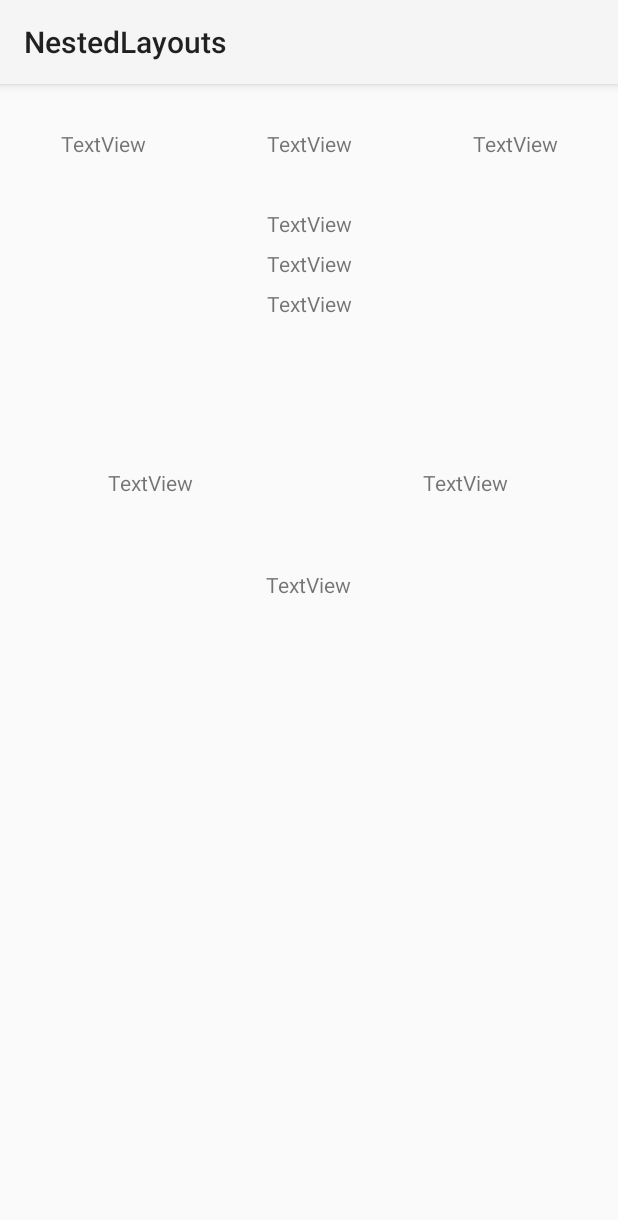
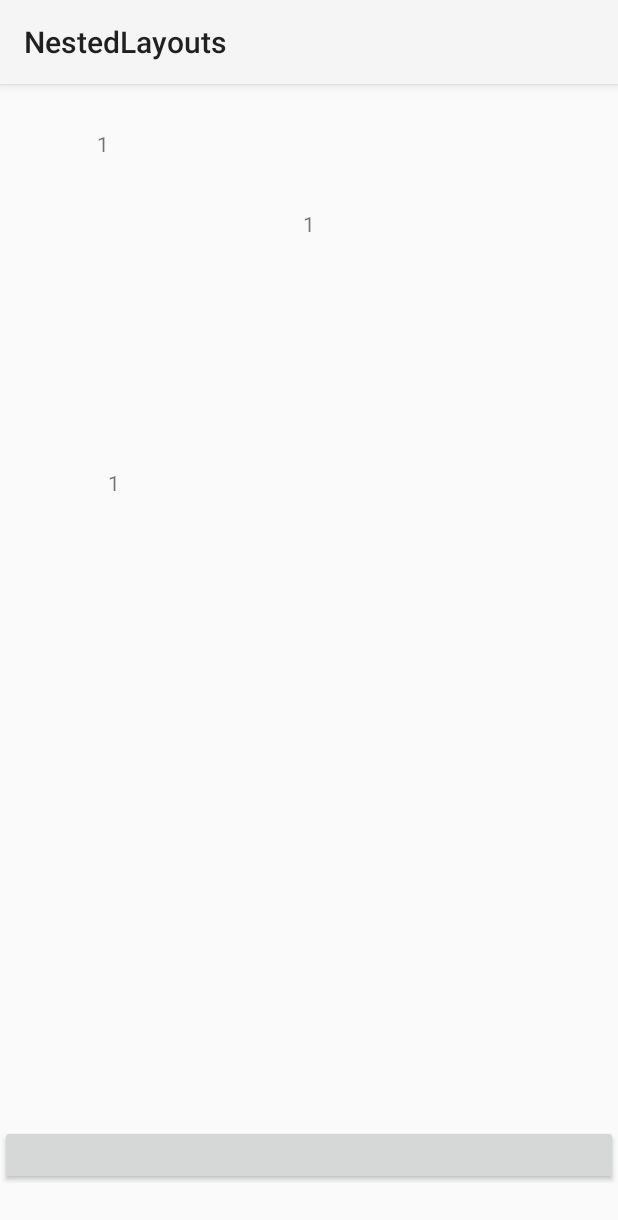
Before and after one commit to Risonna/Android-Development, an Android app: the screen it shows after launch (MainActivity), on a phone screen of 412 x 824 dp. Shown: the top 1220 px of the screen. Run offline under Robolectric (Android 15) with nearby library versions, the phone set to English and light mode, and no system bars.

Commit message:
Lab3, task2 Completed
Task1 was overwritten since task2 is just continuation of task1

```diff
--- a/NestedLayouts/app/src/main/java/com/example/nestedlayouts/MainActivity.kt
+++ b/NestedLayouts/app/src/main/java/com/example/nestedlayouts/MainActivity.kt
@@ -2,10 +2,77 @@ package com.example.nestedlayouts
 
 import androidx.appcompat.app.AppCompatActivity
 import android.os.Bundle
+import android.widget.Button
+import android.widget.TextView
 
 class MainActivity : AppCompatActivity() {
     override fun onCreate(savedInstanceState: Bundle?) {
         super.onCreate(savedInstanceState)
         setContentView(R.layout.activity_main)
+
+        var textView1: TextView = findViewById(R.id.Textview1L1);
+        var textView2: TextView = findViewById(R.id.Textview1L2);
+        var textView3: TextView = findViewById(R.id.textView1C1);
+        var textView4: TextView = findViewById(R.id.Textview2L1);
+        var textView5: TextView = findViewById(R.id.Textview2L2);
+        var textView6: TextView = findViewById(R.id.textView2C1);
+        var textView7: TextView = findViewById(R.id.Textview3L1);
+        var textView8: TextView = findViewById(R.id.Textview3L2);
+        var textView9: TextView = findViewById(R.id.textView3C1);
+
+        var b_: Int = 1
+        var i_: Int = 2
+
+        var rollButton: Button = findViewById(R.id.MainButton);
+        rollButton.setOnClickListener{
+            if (b_ == 1){
+                textView1.text = ""
+                textView2.text = ""
+                textView3.text = ""
+
+                textView4.text = i_.toString()
+                textView5.text = i_.toString()
+                textView6.text = i_.toString()
+
+                textView7.text = ""
+                textView8.text = ""
+                textView9.text = ""
+                b_ = 2
+            }
+            else{
+                if (b_==2){
+                    textView1.text = ""
+                    textView2.text = ""
+                    textView3.text = ""
+
+                    textView4.text = ""
+                    textView5.text = ""
+                    textView6.text = ""
+
+                    textView7.text = i_.toString()
+                    textView8.text = i_.toString()
+                    textView9.text = i_.toString()
+                    b_ = 3
+                }
+                else{
+                    if(b_==3){
+                        textView1.text = i_.toString()
+                        textView2.text = i_.toString()
+                        textView3.text = i_.toString()
+
+                        textView4.text = ""
+                        textView5.text = ""
+                        textView6.text = ""
+
+                        textView7.text = ""
+                        textView8.text = ""
+                        textView9.text = ""
+                        b_ = 1
+                    }
+                }
+            }
+            i_ += +1
+        }
     }
+
 }
--- a/NestedLayouts/app/src/main/res/layout/activity_main.xml
+++ b/NestedLayouts/app/src/main/res/layout/activity_main.xml
@@ -2,8 +2,8 @@
 <LinearLayout xmlns:android="http://schemas.android.com/apk/res/android"
     xmlns:app="http://schemas.android.com/apk/res-auto"
     xmlns:tools="http://schemas.android.com/tools"
-    android:layout_width="match_parent"
-    android:layout_height="match_parent"
+    android:layout_width="fill_parent"
+    android:layout_height="fill_parent"
     tools:context=".MainActivity"
     android:orientation="vertical">
 
@@ -14,32 +14,32 @@
         android:orientation="horizontal">
 
         <TextView
-            android:id="@+id/Textview1"
+            android:id="@+id/Textview1L1"
             android:layout_width="match_parent"
             android:layout_height="match_parent"
             android:layout_weight="1"
             android:gravity="center"
-            android:text="TextView">
+            android:text="@string/textview">
 
         </TextView>
 
         <TextView
-            android:id="@+id/Textview2"
+            android:id="@+id/Textview2L1"
             android:layout_width="match_parent"
             android:layout_height="match_parent"
             android:layout_weight="1"
             android:gravity="center"
-            android:text="TextView">
+>
 
         </TextView>
 
         <TextView
-            android:id="@+id/Textview3"
+            android:id="@+id/Textview3L1"
             android:layout_width="match_parent"
             android:layout_height="match_parent"
             android:layout_weight="1"
             android:gravity="center"
-            android:text="TextView">
+>
 
         </TextView>
     </LinearLayout>
@@ -51,69 +51,82 @@
         android:orientation="vertical">
 
         <TextView
+            android:id="@+id/Textview1L2"
             android:layout_width="match_parent"
             android:layout_height="match_parent"
             android:layout_weight="1"
             android:gravity="center"
-            android:text="TextView">
+            android:text="@string/textview">
 
         </TextView>
 
         <TextView
+            android:id="@+id/Textview2L2"
             android:layout_width="match_parent"
             android:layout_height="match_parent"
             android:layout_weight="1"
             android:gravity="center"
-            android:text="TextView">
+>
 
         </TextView>
 
         <TextView
+            android:id="@+id/Textview3L2"
             android:layout_width="match_parent"
             android:layout_height="match_parent"
             android:layout_weight="1"
             android:gravity="center"
-            android:text="TextView">
+>
 
         </TextView>
     </LinearLayout>
 
     <androidx.constraintlayout.widget.ConstraintLayout
+        android:id="@+id/constraintLayer"
         android:layout_width="match_parent"
-        android:layout_height="match_parent">
+        android:layout_height="534dp">
 
         <TextView
-            android:id="@+id/textView"
+            android:id="@+id/textView1C1"
             android:layout_width="wrap_content"
             android:layout_height="wrap_content"
             android:layout_marginStart="72dp"
-            android:text="TextView"
-            app:layout_constraintBaseline_toBaselineOf="@+id/textView2"
-            app:layout_constraintStart_toStartOf="parent" />
+            android:layout_marginTop="96dp"
+            android:text="@string/textview"
+            app:layout_constraintStart_toStartOf="parent"
+            app:layout_constraintTop_toTopOf="parent" />
 
         <TextView
-            android:id="@+id/textView2"
-            android:layout_width="58dp"
+            android:id="@+id/textView2C1"
+            android:layout_width="wrap_content"
             android:layout_height="wrap_content"
             android:layout_marginTop="96dp"
             android:layout_marginEnd="72dp"
-            android:text="TextView"
+
             app:layout_constraintEnd_toEndOf="parent"
             app:layout_constraintHorizontal_bias="1.0"
-            app:layout_constraintStart_toEndOf="@+id/textView"
+            app:layout_constraintStart_toEndOf="@+id/textView1C1"
             app:layout_constraintTop_toTopOf="parent" />
 
         <TextView
-            android:id="@+id/textView3"
+            android:id="@+id/textView3C1"
             android:layout_width="wrap_content"
             android:layout_height="wrap_content"
             android:layout_marginTop="164dp"
-            android:text="TextView"
-            app:layout_constraintEnd_toStartOf="@+id/textView2"
-            app:layout_constraintStart_toEndOf="@+id/textView"
+
+            app:layout_constraintEnd_toStartOf="@+id/textView2C1"
+            app:layout_constraintStart_toEndOf="@+id/textView1C1"
             app:layout_constraintTop_toTopOf="parent" />
+
 
     </androidx.constraintlayout.widget.ConstraintLayout>
 
+    <Button
+        android:id="@+id/MainButton"
+        android:layout_width="match_parent"
+        android:layout_height="40dp"
+        android:visibility="visible">
+
+    </Button>
 
 </LinearLayout>
--- a/NestedLayouts/app/src/main/res/values/strings.xml
+++ b/NestedLayouts/app/src/main/res/values/strings.xml
@@ -1,3 +1,4 @@
 <resources>
     <string name="app_name">NestedLayouts</string>
+    <string name="textview">1</string>
 </resources>
```
